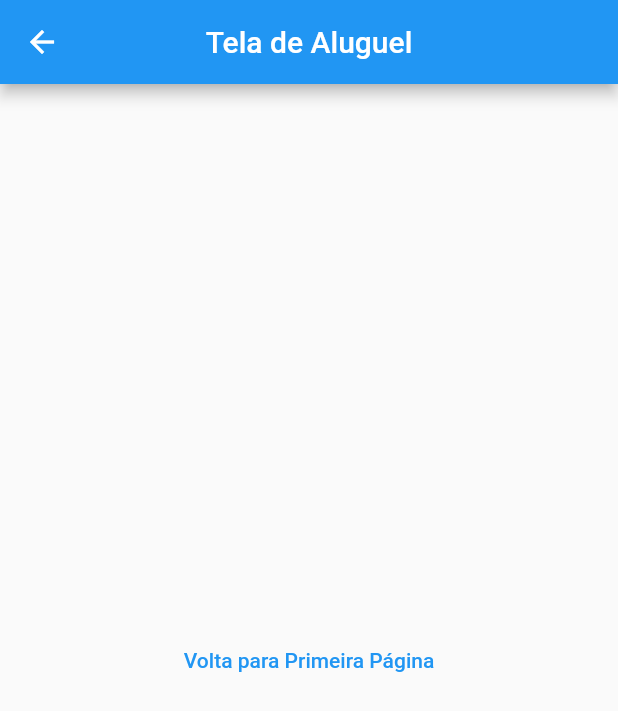
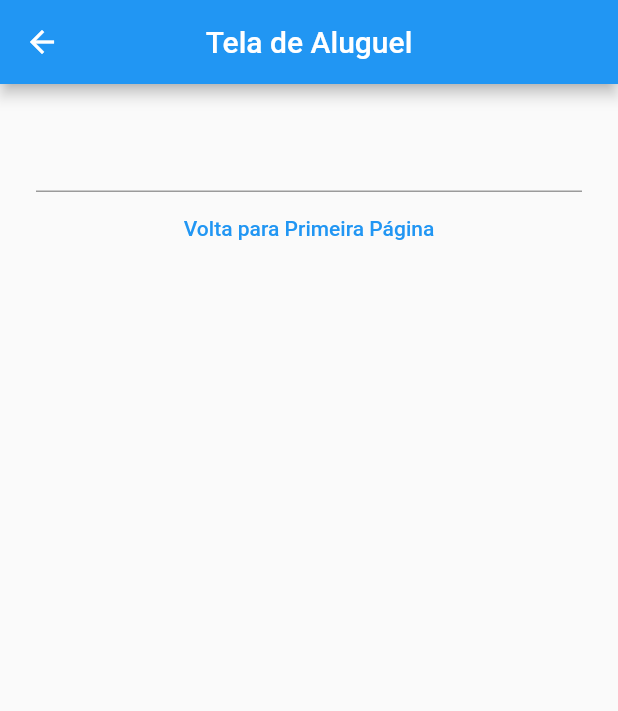
Before and after one commit to avitu/salao_de_festas, a Flutter app: the screen it shows after launch, after a tap on "Aluguel", on a phone screen of 412 x 824 dp. Shown: the top 711 px of the screen. Run offline on Flutter 3.47's test engine with Material 2 defaults, Android fonts, the phone set to English and light mode, and no system bars.

Commit message:
Start Commit!

```diff
--- a/lib/screens/teladealuguel.dart
+++ b/lib/screens/teladealuguel.dart
@@ -1,6 +1,15 @@
 import 'package:flutter/material.dart';
 
-class TeladeAluguel extends StatelessWidget {
+class TeladeAluguel extends StatefulWidget {
+  @override
+  State<TeladeAluguel> createState() => _TeladeAluguelState();
+}
+
+class _TeladeAluguelState extends State<TeladeAluguel> {
+  final _form = GlobalKey<FormState>();
+  final _info = TextEditingController();
+
+
   @override
   Widget build(BuildContext context) {
     return Scaffold(
@@ -8,14 +17,23 @@ class TeladeAluguel extends StatelessWidget {
         title: Text("Tela de Aluguel"),
         centerTitle: true,
       ),
-      body: Container(
-        child: Center(
-          child: TextButton(
+      body: Padding(
+        padding: EdgeInsets.all(24),
+        child: Column(
+        children: [
+          Form(
+            key: _form,
+            child: TextFormField(
+              controller: _info,
+            ),
+          ),
+          TextButton(
             onPressed: () {
               Navigator.pop(context);
             },
             child: Text("Volta para Primeira Página"),
           ),
+        ],
         ),
       ),
     );
--- a/lib/screens/telainicial.dart
+++ b/lib/screens/telainicial.dart
@@ -17,6 +17,7 @@ class TelaInicial extends StatelessWidget {
         alignment: Alignment.center,
         child: Column(
           mainAxisAlignment: MainAxisAlignment.spaceAround,
+
           children: [
             Row(
               mainAxisAlignment: MainAxisAlignment.spaceAround,
@@ -62,7 +63,9 @@ class TelaInicial extends StatelessWidget {
                     ),
                   ),
                   child: const Text("Grade De Aluguel",
+                      textAlign: TextAlign.center,
                       style: TextStyle(
+                          letterSpacing: 0,
                           color: Colors.black,
                           fontSize: 24
                       )),
@@ -85,6 +88,7 @@ class TelaInicial extends StatelessWidget {
                     ),
                   ),
                   child: const Text("Cancelar Aluguel",
+                      textAlign: TextAlign.center,
                       style: TextStyle(
                           color: Colors.black,
                           fontSize: 24
```
Also changed, not shown: lib/models/aluguel.dart (added).
